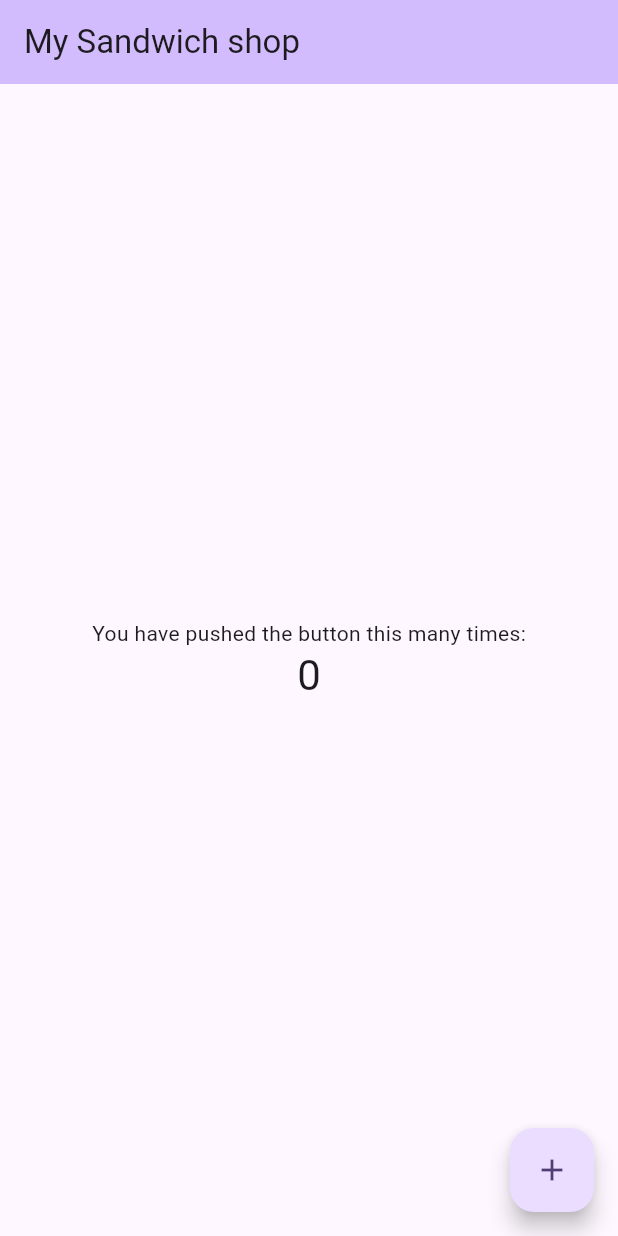
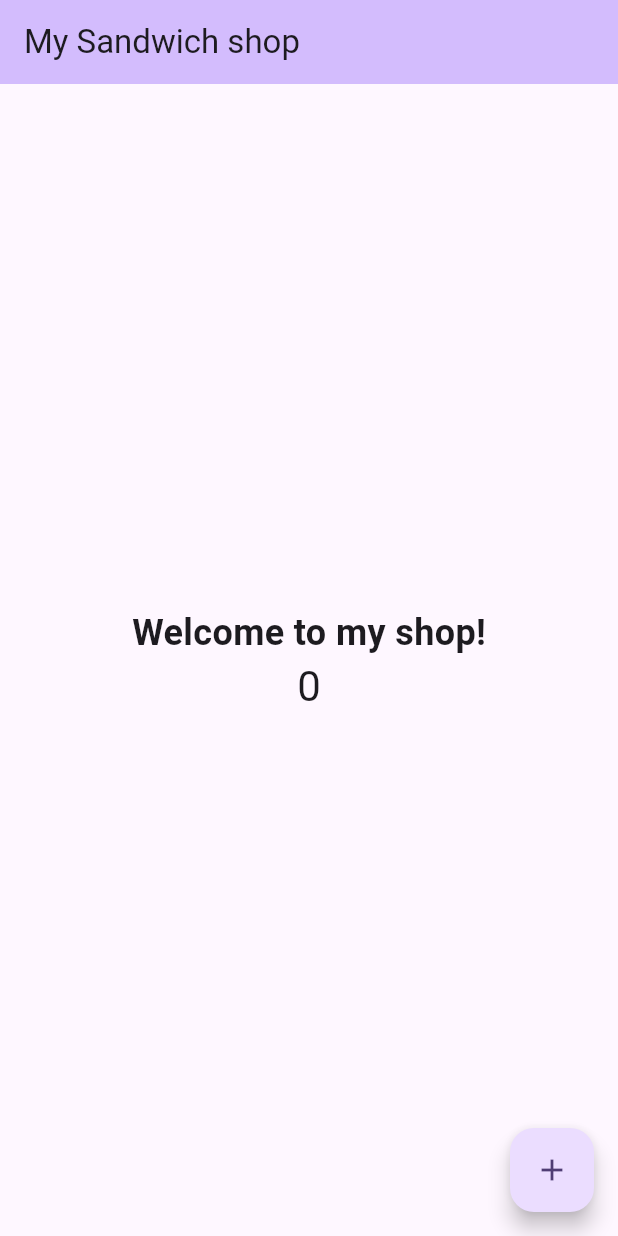
Before and after one commit to Creyas/flutter_application_1, a Flutter app: the screen it shows after launch, on a phone screen of 412 x 824 dp. Run offline on Flutter 3.47's test engine with Material 3 defaults, Android fonts, the phone set to English and light mode, and no system bars.

Commit message:
Update welcome message in MyHomePage and upgrade flutter_lints dependency

```diff
--- a/lib/main.dart
+++ b/lib/main.dart
@@ -104,7 +104,10 @@ class _MyHomePageState extends State<MyHomePage> {
           // wireframe for each widget.
           mainAxisAlignment: MainAxisAlignment.center,
           children: <Widget>[
-            const Text('You have pushed the button this many times:'),
+            const Text(
+              'Welcome to my shop!',
+              style: TextStyle(fontSize: 24, fontWeight: FontWeight.bold),
+            ),
             Text(
               '$_counter',
               style: Theme.of(context).textTheme.headlineMedium,
```
Also changed, not shown: pubspec.yaml (+4 -67 lines), pubspec.lock.
